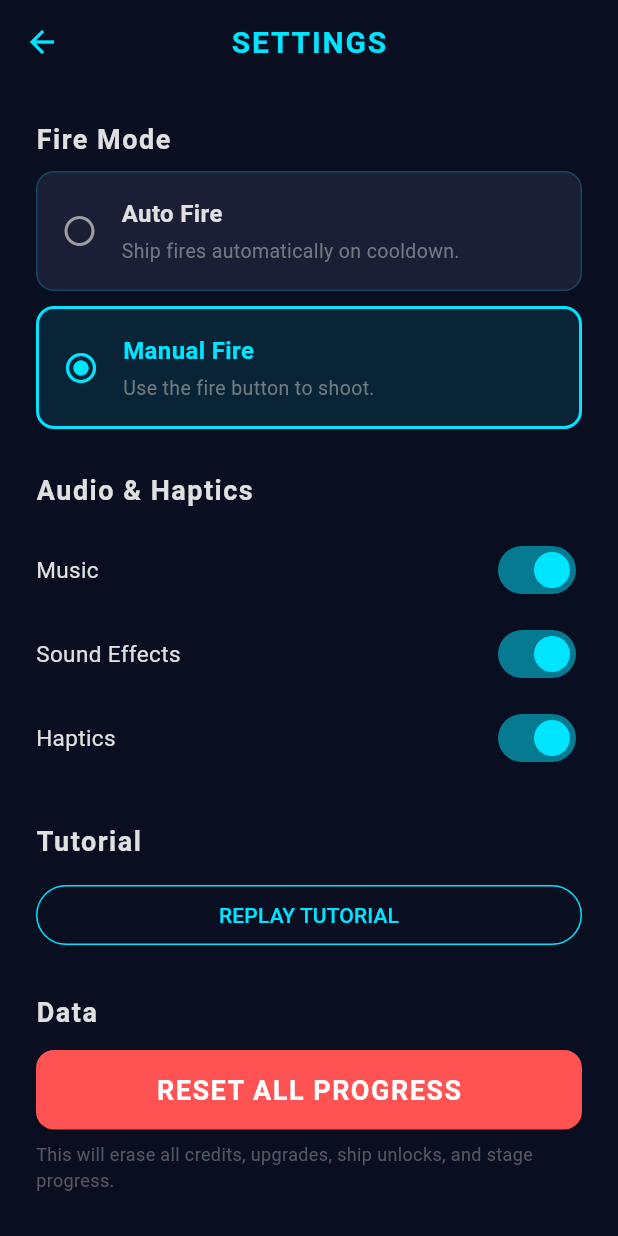
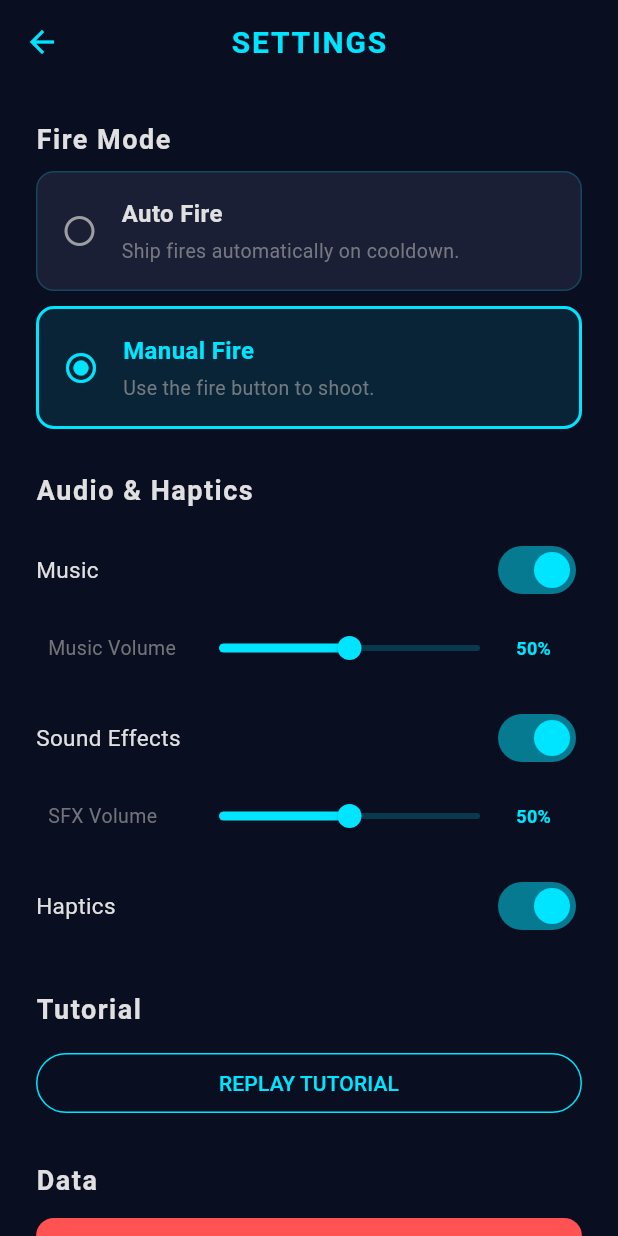
Before and after one commit to serge2day/galaxy_shoot, a Flutter app: the SettingsScreen screen opened by its route, after a tap on "Manual Fire", on a phone screen of 412 x 824 dp. Run offline on Flutter 3.47's test engine with Material 3 defaults, Android fonts, the phone set to English and light mode, and no system bars; our stand-ins replace flutter_riverpod, shared_preferences; missing offline and left inert: flame, flame_audio; accounts and stored records are empty.

Commit message:
Add volume sliders in settings, quieter enemy death sound
Settings:
- Music Volume slider (0-100%, shown when music enabled)
- SFX Volume slider (0-100%, shown when SFX enabled)
- Volume persisted in SharedPreferences
- Applied to audio service on every change

Per-sound volume in native SoundPool:
- Fire: 10% of SFX volume
- Enemy hit: 25% of SFX volume
- Enemy death: 35% of SFX volume (was 100%)
- All other SFX: 100% of SFX volume

https://claude.ai/code/session_019eqVE7nJo9XCTT7qLE4hj2

```diff
--- a/lib/app/providers.dart
+++ b/lib/app/providers.dart
@@ -70,6 +70,8 @@ class GameSettingsNotifier extends StateNotifier<GameSettings> {
   void _applyAudioSettings(GameSettings settings) {
     GameAudio.instance.setMusicEnabled(settings.musicEnabled);
     GameAudio.instance.setSfxEnabled(settings.sfxEnabled);
+    GameAudio.setMusicVolume(settings.musicVolume);
+    GameAudio.setSfxVolume(settings.sfxVolume);
     GameHaptics.setEnabled(settings.hapticsEnabled);
   }
 }
--- a/lib/features/settings/data/local_settings_repository.dart
+++ b/lib/features/settings/data/local_settings_repository.dart
@@ -10,6 +10,8 @@ class LocalSettingsRepository implements SettingsRepository {
   static const String _musicKey = 'music_enabled';
   static const String _sfxKey = 'sfx_enabled';
   static const String _hapticsKey = 'haptics_enabled';
+  static const String _musicVolumeKey = 'music_volume';
+  static const String _sfxVolumeKey = 'sfx_volume';
 
   LocalSettingsRepository(this._store);
 
@@ -22,11 +24,15 @@ class LocalSettingsRepository implements SettingsRepository {
     final music = await _store.getString(_musicKey);
     final sfx = await _store.getString(_sfxKey);
     final haptics = await _store.getString(_hapticsKey);
+    final musicVol = await _store.getString(_musicVolumeKey);
+    final sfxVol = await _store.getString(_sfxVolumeKey);
     return GameSettings(
       fireMode: fireMode,
       musicEnabled: music != 'false',
       sfxEnabled: sfx != 'false',
       hapticsEnabled: haptics != 'false',
+      musicVolume: musicVol != null ? double.tryParse(musicVol) ?? 0.5 : 0.5,
+      sfxVolume: sfxVol != null ? double.tryParse(sfxVol) ?? 0.5 : 0.5,
     );
   }
 
@@ -36,5 +42,13 @@ class LocalSettingsRepository implements SettingsRepository {
     await _store.setString(_musicKey, settings.musicEnabled.toString());
     await _store.setString(_sfxKey, settings.sfxEnabled.toString());
     await _store.setString(_hapticsKey, settings.hapticsEnabled.toString());
+    await _store.setString(
+      _musicVolumeKey,
+      settings.musicVolume.toStringAsFixed(2),
+    );
+    await _store.setString(
+      _sfxVolumeKey,
+      settings.sfxVolume.toStringAsFixed(2),
+    );
   }
 }
--- a/lib/features/settings/presentation/settings_screen.dart
+++ b/lib/features/settings/presentation/settings_screen.dart
@@ -47,6 +47,14 @@ class SettingsScreen extends ConsumerWidget {
                   .read(gameSettingsProvider.notifier)
                   .update(settings.copyWith(musicEnabled: v)),
             ),
+            if (settings.musicEnabled)
+              _VolumeSlider(
+                label: 'Music Volume',
+                value: settings.musicVolume,
+                onChanged: (v) => ref
+                    .read(gameSettingsProvider.notifier)
+                    .update(settings.copyWith(musicVolume: v)),
+              ),
             _ToggleRow(
               label: 'Sound Effects',
               value: settings.sfxEnabled,
@@ -54,6 +62,14 @@ class SettingsScreen extends ConsumerWidget {
                   .read(gameSettingsProvider.notifier)
                   .update(settings.copyWith(sfxEnabled: v)),
             ),
+            if (settings.sfxEnabled)
+              _VolumeSlider(
+                label: 'SFX Volume',
+                value: settings.sfxVolume,
+                onChanged: (v) => ref
+                    .read(gameSettingsProvider.notifier)
+                    .update(settings.copyWith(sfxVolume: v)),
+              ),
             _ToggleRow(
               label: 'Haptics',
               value: settings.hapticsEnabled,
@@ -274,3 +290,67 @@ class _ToggleRow extends StatelessWidget {
     );
   }
 }
+
+class _VolumeSlider extends StatelessWidget {
+  final String label;
+  final double value;
+  final ValueChanged<double> onChanged;
+
+  const _VolumeSlider({
+    required this.label,
+    required this.value,
+    required this.onChanged,
+  });
+
+  @override
+  Widget build(BuildContext context) {
+    return Padding(
+      padding: const EdgeInsets.only(left: 8, right: 8, bottom: 8),
+      child: Row(
+        children: [
+          SizedBox(
+            width: 90,
+            child: Text(
+              label,
+              style: TextStyle(
+                fontSize: 13,
+                color: AppTheme.textSecondary.withValues(alpha: 0.7),
+              ),
+            ),
+          ),
+          Expanded(
+            child: SliderTheme(
+              data: SliderThemeData(
+                activeTrackColor: AppTheme.primaryColor,
+                inactiveTrackColor: AppTheme.primaryColor.withValues(
+                  alpha: 0.2,
+                ),
+                thumbColor: AppTheme.primaryColor,
+                overlayColor: AppTheme.primaryColor.withValues(alpha: 0.1),
+                trackHeight: 4,
+                thumbShape: const RoundSliderThumbShape(enabledThumbRadius: 8),
+              ),
+              child: Slider(
+                value: value,
+                min: 0.0,
+                max: 1.0,
+                onChanged: onChanged,
+              ),
+            ),
+          ),
+          SizedBox(
+            width: 36,
+            child: Text(
+              '${(value * 100).round()}%',
+              style: const TextStyle(
+                fontSize: 12,
+                fontWeight: FontWeight.bold,
+                color: AppTheme.primaryColor,
+              ),
+            ),
+          ),
+        ],
+      ),
+    );
+  }
+}
```
Also changed, not shown: lib/features/settings/domain/game_settings.dart (+19 -3 lines), 1 other file.
